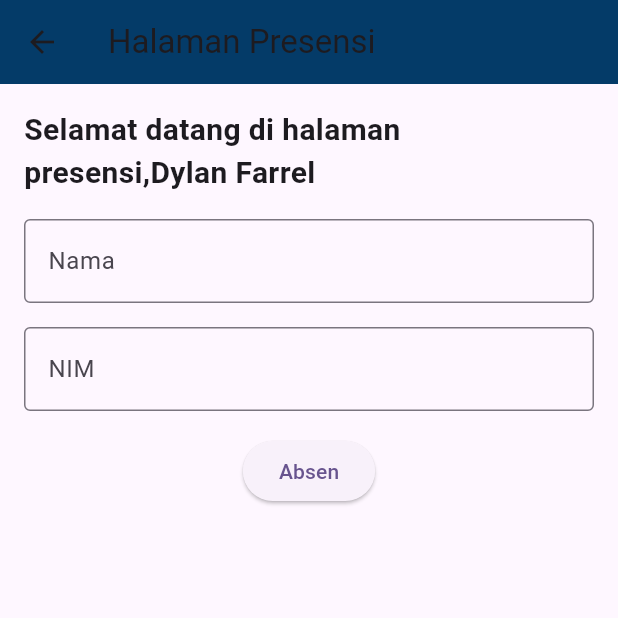
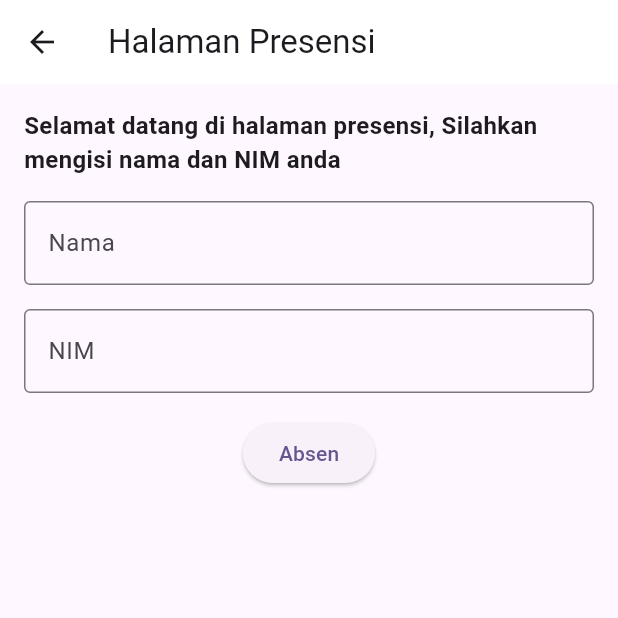
Before and after one commit to Habibalwy29/UniversityApps, a Flutter app: the AbsensiPage screen opened directly, on a phone screen of 412 x 824 dp, the top half of it. Run offline on Flutter 3.47's test engine with Material 3 defaults, Android fonts, the phone set to English and light mode, and no system bars.

Commit message:
On branch main Your branch is up to date with 'origin/main'.
Changes to be committed:
	modified:   lib/pages/main_page.dart

Changes not staged for commit:
	modified:   lib/pages/main_page.dart

Untracked files:
	Assets/vector.png
	Assets/vector1.jpg

```diff
--- a/lib/pages/main_page.dart
+++ b/lib/pages/main_page.dart
@@ -150,8 +150,9 @@ class _AbsensiPageState extends State<AbsensiPage> {
   Widget build(BuildContext context) {
     return Scaffold(
       appBar: AppBar(
+        backgroundColor:Colors.white,
         title: const Text('Halaman Presensi'),
-        backgroundColor: const Color.fromARGB(255, 4, 59, 104),
+
       ),
       body: Padding(
         padding: const EdgeInsets.all(16.0),
@@ -159,9 +160,9 @@ class _AbsensiPageState extends State<AbsensiPage> {
           crossAxisAlignment: CrossAxisAlignment.start,
           children: [
             Text(
-              'Selamat datang di halaman presensi,Dylan Farrel',
+              'Selamat datang di halaman presensi, Silahkan mengisi nama dan NIM anda',
               style: const TextStyle(
-                fontSize: 20,
+                fontSize: 16,
                 fontWeight: FontWeight.bold,
               ),
             ),
```
